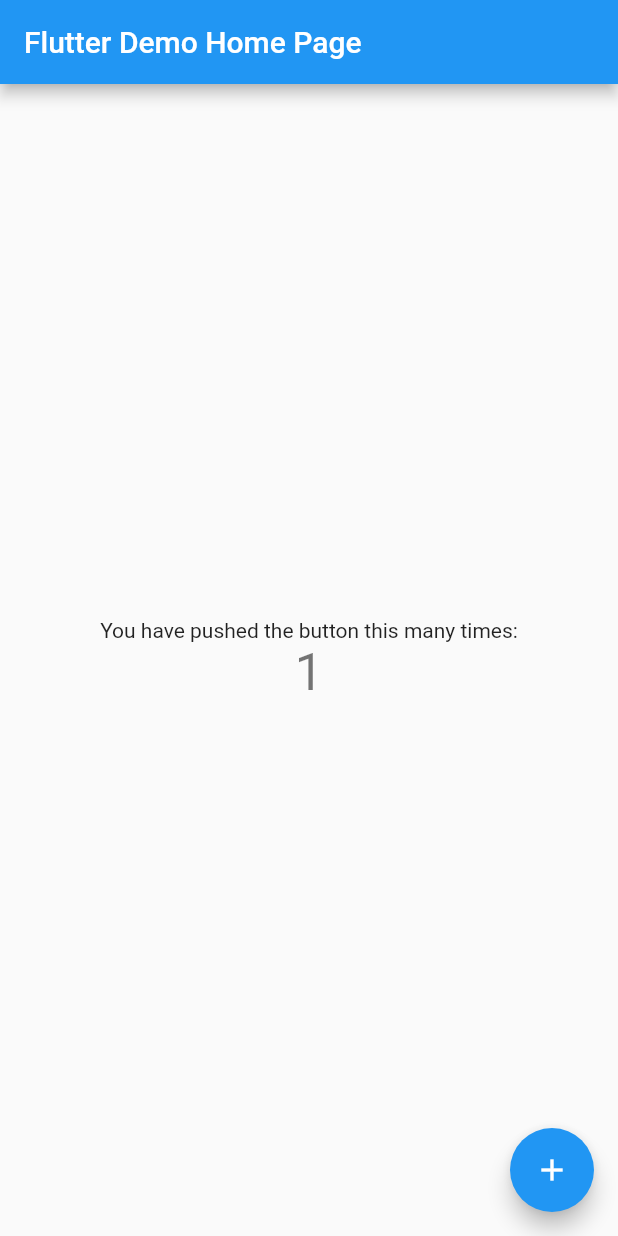
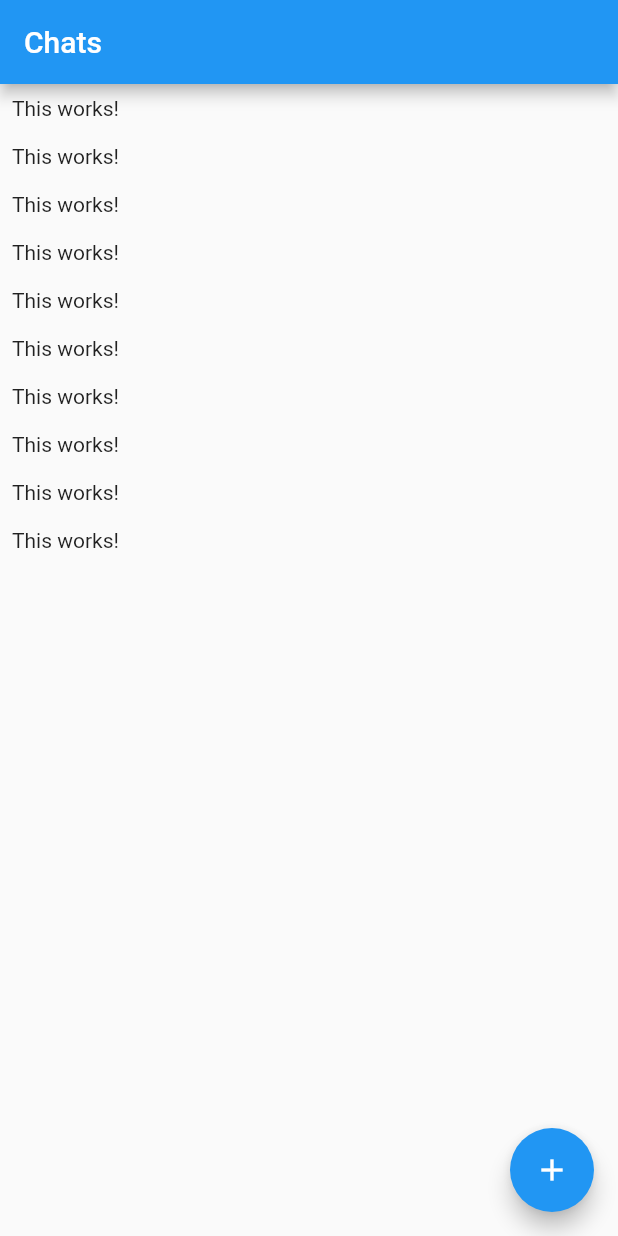
Before and after one commit to UjwalAgrawal/chat_app, a Flutter app: the screen it shows after launch, after a tap on the "add" icon, on a phone screen of 412 x 824 dp. Run offline on Flutter 3.47's test engine with Material 2 defaults, Android fonts, the phone set to English and light mode, and no system bars; our stand-ins replace cloud_firestore, firebase_core; accounts and stored records are empty.

```diff
--- a/lib/main.dart
+++ b/lib/main.dart
@@ -1,6 +1,11 @@
 import 'package:flutter/material.dart';
+import 'package:firebase_core/firebase_core.dart';
 
-void main() {
+import './screens/chat_screen.dart';
+
+void main() async {
+  WidgetsFlutterBinding.ensureInitialized();
+  await Firebase.initializeApp();
   runApp(MyApp());
 }
 
@@ -9,109 +14,12 @@ class MyApp extends StatelessWidget {
   @override
   Widget build(BuildContext context) {
     return MaterialApp(
-      title: 'Flutter Demo',
+      title: 'ChatApp',
       theme: ThemeData(
-        // This is the theme of your application.
-        //
-        // Try running your application with "flutter run". You'll see the
-        // application has a blue toolbar. Then, without quitting the app, try
-        // changing the primarySwatch below to Colors.green and then invoke
-        // "hot reload" (press "r" in the console where you ran "flutter run",
-        // or simply save your changes to "hot reload" in a Flutter IDE).
-        // Notice that the counter didn't reset back to zero; the application
-        // is not restarted.
         primarySwatch: Colors.blue,
-        // This makes the visual density adapt to the platform that you run
-        // the app on. For desktop platforms, the controls will be smaller and
-        // closer together (more dense) than on mobile platforms.
         visualDensity: VisualDensity.adaptivePlatformDensity,
       ),
-      home: MyHomePage(title: 'Flutter Demo Home Page'),
+      home: ChatScreen(),
     );
   }
 }
-
-class MyHomePage extends StatefulWidget {
-  MyHomePage({Key key, this.title}) : super(key: key);
-
-  // This widget is the home page of your application. It is stateful, meaning
-  // that it has a State object (defined below) that contains fields that affect
-  // how it looks.
-
-  // This class is the configuration for the state. It holds the values (in this
-  // case the title) provided by the parent (in this case the App widget) and
-  // used by the build method of the State. Fields in a Widget subclass are
-  // always marked "final".
-
-  final String title;
-
-  @override
-  _MyHomePageState createState() => _MyHomePageState();
-}
-
-class _MyHomePageState extends State<MyHomePage> {
-  int _counter = 0;
-
-  void _incrementCounter() {
-    setState(() {
-      // This call to setState tells the Flutter framework that something has
-      // changed in this State, which causes it to rerun the build method below
-      // so that the display can reflect the updated values. If we changed
-      // _counter without calling setState(), then the build method would not be
-      // called again, and so nothing would appear to happen.
-      _counter++;
-    });
-  }
-
-  @override
-  Widget build(BuildContext context) {
-    // This method is rerun every time setState is called, for instance as done
-    // by the _incrementCounter method above.
-    //
-    // The Flutter framework has been optimized to make rerunning build methods
-    // fast, so that you can just rebuild anything that needs updating rather
-    // than having to individually change instances of widgets.
-    return Scaffold(
-      appBar: AppBar(
-        // Here we take the value from the MyHomePage object that was created by
-        // the App.build method, and use it to set our appbar title.
-        title: Text(widget.title),
-      ),
-      body: Center(
-        // Center is a layout widget. It takes a single child and positions it
-        // in the middle of the parent.
-        child: Column(
-          // Column is also a layout widget. It takes a list of children and
-          // arranges them vertically. By default, it sizes itself to fit its
-          // children horizontally, and tries to be as tall as its parent.
-          //
-          // Invoke "debug painting" (press "p" in the console, choose the
-          // "Toggle Debug Paint" action from the Flutter Inspector in Android
-          // Studio, or the "Toggle Debug Paint" command in Visual Studio Code)
-          // to see the wireframe for each widget.
-          //
-          // Column has various properties to control how it sizes itself and
-          // how it positions its children. Here we use mainAxisAlignment to
-          // center the children vertically; the main axis here is the vertical
-          // axis because Columns are vertical (the cross axis would be
-          // horizontal).
-          mainAxisAlignment: MainAxisAlignment.center,
-          children: <Widget>[
-            Text(
-              'You have pushed the button this many times:',
-            ),
-            Text(
-              '$_counter',
-              style: Theme.of(context).textTheme.headline4,
-            ),
-          ],
-        ),
-      ),
-      floatingActionButton: FloatingActionButton(
-        onPressed: _incrementCounter,
-        tooltip: 'Increment',
-        child: Icon(Icons.add),
-      ), // This trailing comma makes auto-formatting nicer for build methods.
-    );
-  }
-}
--- /dev/null
+++ b/lib/screens/chat_screen.dart
@@ -0,0 +1,33 @@
+import 'package:flutter/material.dart';
+import 'package:cloud_firestore/cloud_firestore.dart';
+
+class ChatScreen extends StatelessWidget {
+  @override
+  Widget build(BuildContext context) {
+    return Scaffold(
+      appBar: AppBar(
+        title: Text('Chats'),
+      ),
+      body: ListView.builder(
+        itemCount: 10,
+        itemBuilder: (context, index) => Container(
+          padding: EdgeInsets.all(8),
+          child: Text('This works!'),
+        ),
+      ),
+      floatingActionButton: FloatingActionButton(
+        child: Icon(Icons.add),
+        onPressed: () {
+          FirebaseFirestore.instance
+              .collection('/chats/GfjeKSQn4vVbzSGGb1d9/messages')
+              .snapshots()
+              .listen((event) {
+            event.docs.forEach((element) {
+              print(element['text']);
+            });
+          });
+        },
+      ),
+    );
+  }
+}
--- a/pubspec.yaml
+++ b/pubspec.yaml
@@ -28,6 +28,9 @@ dependencies:
   # The following adds the Cupertino Icons font to your application.
   # Use with the CupertinoIcons class for iOS style icons.
   cupertino_icons: ^1.0.0
+  cloud_firestore: ^0.16.0
+  firebase_auth: ^0.20.0+1
+  firebase_core: ^0.7.0
 
 dev_dependencies:
   flutter_test:
```
Also changed, not shown: lib/screens/auth_screen.dart (added), pubspec.lock, 4 other files.
